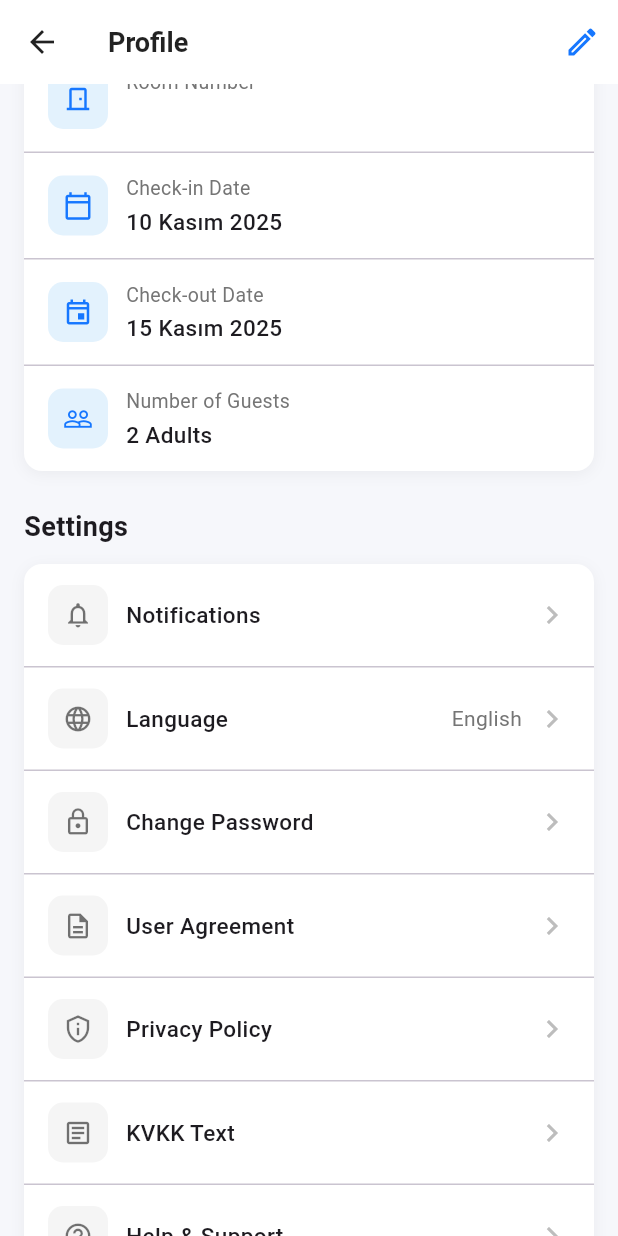
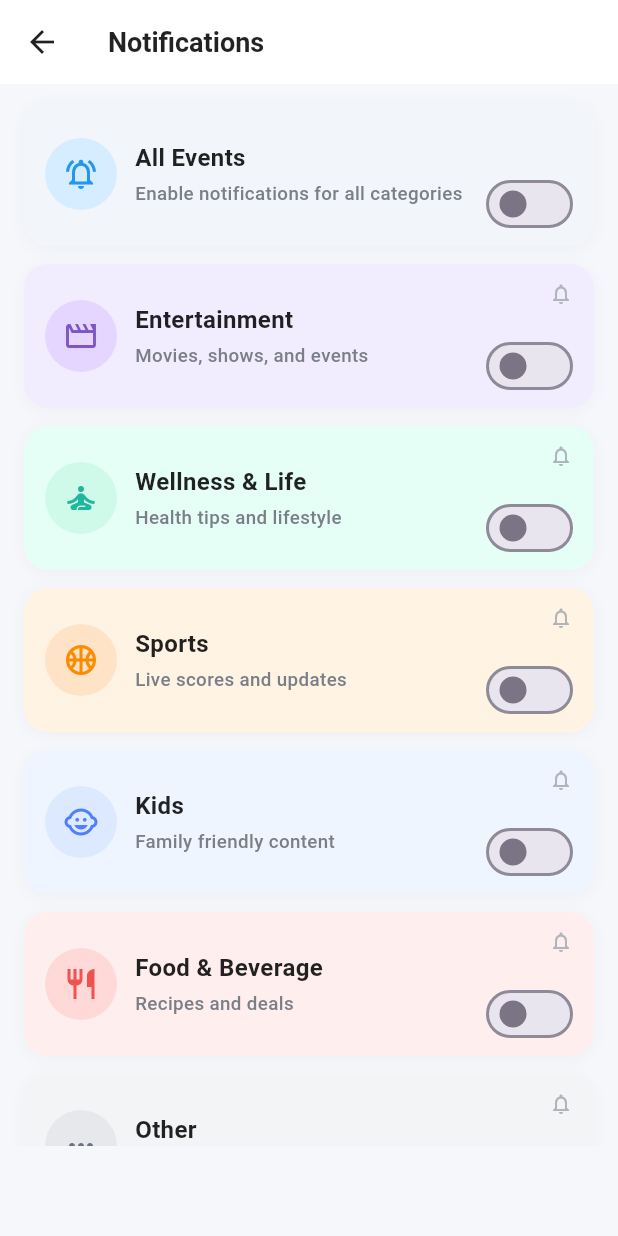
Before and after one commit to dogukandireksiz/InnJoy, a Flutter app: the ProfileScreen screen opened directly, scrolled down 576 dp, after a tap on "Notifications", on a phone screen of 412 x 824 dp. Run offline on Flutter 3.47's test engine with Material 3 defaults, Android fonts, the light colour scheme and no system bars; our stand-ins replace cloud_firestore, firebase_auth, firebase_core, font_awesome_flutter, google_fonts, google_sign_in; missing offline and left inert: flutter_facebook_auth; accounts and stored records are empty; network calls fail.

Commit message:
profildeki notification kısmı tamamlandı

```diff
--- /dev/null
+++ b/login_page/lib/screens/profile/notifications_chose_screen.dart
@@ -0,0 +1,312 @@
+import 'package:flutter/material.dart';
+
+class NotificationsChoseScreen extends StatefulWidget {
+  const NotificationsChoseScreen({super.key});
+
+  @override
+  State<NotificationsChoseScreen> createState() => _NotificationsChoseScreenState();
+}
+
+class _NotificationsChoseScreenState extends State<NotificationsChoseScreen> {
+  final List<bool> _values = List<bool>.filled(6, false);
+
+  @override
+  Widget build(BuildContext context) {
+    final bool hasAnyOn = _values.any((v) => v);
+    final bool allOn = _values.every((v) => v);
+    const labels = [
+      'Entertainment',
+      'Wellness & Life',
+      'Sports',
+      'Kids',
+      'Food & Beverage',
+      'Other',
+    ];
+    const subtitles = [
+      'Movies, shows, and events',
+      'Health tips and lifestyle',
+      'Live scores and updates',
+      'Family friendly content',
+      'Recipes and deals',
+      'Miscellaneous updates',
+    ];
+    const icons = <IconData>[
+      Icons.movie_creation_outlined,
+      Icons.self_improvement,
+      Icons.sports_basketball_outlined,
+      Icons.child_care_outlined,
+      Icons.restaurant_outlined,
+      Icons.more_horiz,
+    ];
+    final List<Color> cardBg = [
+      const Color(0xFFF2ECFF),
+      const Color(0xFFE6FFF6),
+      const Color(0xFFFFF3E4),
+      const Color(0xFFEFF5FF),
+      const Color(0xFFFFEEEE),
+      const Color(0xFFF3F4F6),
+    ];
+    final List<Color> iconBg = [
+      const Color(0xFFE5D6FF),
+      const Color(0xFFCFFAEA),
+      const Color(0xFFFFE3C6),
+      const Color(0xFFDDE9FF),
+      const Color(0xFFFFD8D8),
+      const Color(0xFFE7E8EB),
+    ];
+    final List<Color> iconFg = [
+      const Color(0xFF7E57C2),
+      const Color(0xFF21B79F),
+      const Color(0xFFFB8C00),
+      const Color(0xFF4F7FFF),
+      const Color(0xFFEF5350),
+      const Color(0xFF6B7280),
+    ];
+    return Scaffold(
+      backgroundColor: const Color(0xFFF6F7FB),
+      appBar: AppBar(
+        backgroundColor: Colors.white,
+        elevation: 0,
+        scrolledUnderElevation: 0,
+        leading: IconButton(
+          icon: const Icon(Icons.arrow_back, color: Colors.black87),
+          onPressed: () => Navigator.pop(context),
+        ),
+        title: const Text(
+          'Notifications',
+          style: TextStyle(color: Colors.black87, fontWeight: FontWeight.w600, fontSize: 18),
+        ),
+      ),
+      body: ListView.separated(
+        padding: const EdgeInsets.fromLTRB(16, 12, 16, 12),
+        itemCount: 7,
+        separatorBuilder: (_, __) => const SizedBox(height: 12),
+        itemBuilder: (context, i) {
+          if (i == 0) {
+            return _CardBlock(
+              label: 'All Events',
+              subtitle: 'Enable notifications for all categories',
+              icon: Icons.notifications_active_outlined,
+              cardColor: const Color(0xFFF2F5FA),
+              badgeColor: const Color(0xFFD6ECFF),
+              iconColor: Colors.blue,
+              value: allOn,
+              showLock: false,
+              usePurpleToggle: false,
+              onChanged: (v) => setState(() {
+                for (var idx = 0; idx < _values.length; idx++) {
+                  _values[idx] = v;
+                }
+              }),
+            );
+          }
+          final idx = i - 1;
+          return _CardBlock(
+            label: labels[idx],
+            subtitle: subtitles[idx],
+            icon: icons[idx],
+            cardColor: cardBg[idx],
+            badgeColor: iconBg[idx],
+            iconColor: iconFg[idx],
+            value: _values[idx],
+            onChanged: (v) => setState(() => _values[idx] = v),
+          );
+        },
+      ),
+      bottomNavigationBar: AnimatedSlide(
+        offset: hasAnyOn ? const Offset(0, 0) : const Offset(0, 1),
+        duration: const Duration(milliseconds: 250),
+        curve: Curves.easeOut,
+        child: AnimatedOpacity(
+          duration: const Duration(milliseconds: 250),
+          opacity: hasAnyOn ? 1 : 0,
+          child: SafeArea(
+            top: false,
+            child: Padding(
+              padding: const EdgeInsets.fromLTRB(16, 0, 16, 12),
+              child: SizedBox(
+                height: 48,
+                child: ElevatedButton(
+                  onPressed: hasAnyOn ? () => Navigator.pop(context) : null,
+                  style: ElevatedButton.styleFrom(
+                    backgroundColor: Colors.blue,
+                    foregroundColor: Colors.white,
+                    shape: RoundedRectangleBorder(
+                      borderRadius: BorderRadius.circular(12),
+                    ),
+                  ),
+                  child: const Text('Kaydet'),
+                ),
+              ),
+            ),
+          ),
+        ),
+      ),
+    );
+  }
+}
+
+class _CardBlock extends StatelessWidget {
+  final String label;
+  final String subtitle;
+  final IconData icon;
+  final Color cardColor;
+  final Color badgeColor;
+  final Color iconColor;
+  final bool value;
+  final ValueChanged<bool> onChanged;
+  final bool showLock;
+  final bool usePurpleToggle;
+
+  const _CardBlock({
+    required this.label,
+    required this.subtitle,
+    required this.icon,
+    required this.cardColor,
+    required this.badgeColor,
+    required this.iconColor,
+    required this.value,
+    required this.onChanged,
+    this.showLock = true,
+    this.usePurpleToggle = true,
+  });
+
+  @override
+  Widget build(BuildContext context) {
+    final Color activeColor = usePurpleToggle ? const Color(0xFF7E57C2) : Colors.blue;
+    return Container(
+      height: 96,
+      decoration: BoxDecoration(
+        color: cardColor,
+        borderRadius: BorderRadius.circular(16),
+        boxShadow: [
+          BoxShadow(
+            color: Colors.black.withOpacity(0.03),
+            blurRadius: 8,
+            offset: const Offset(0, 2),
+          ),
+        ],
+      ),
+      padding: const EdgeInsets.symmetric(horizontal: 14, vertical: 12),
+      child: Row(
+        crossAxisAlignment: CrossAxisAlignment.stretch,
+        children: [
+          Container(
+            width: 48,
+            height: 48,
+            decoration: BoxDecoration(
+              color: badgeColor,
+              shape: BoxShape.circle,
+            ),
+            child: Icon(icon, color: iconColor),
+          ),
+          const SizedBox(width: 12),
+          Expanded(
+            child: Column(
+              crossAxisAlignment: CrossAxisAlignment.start,
+              mainAxisAlignment: MainAxisAlignment.center,
+              children: [
+                Text(
+                  label,
+                  style: const TextStyle(
+                    color: Colors.black87,
+                    fontSize: 16,
+                    fontWeight: FontWeight.w700,
+                  ),
+                ),
+                const SizedBox(height: 4),
+                Text(
+                  subtitle,
+                  maxLines: 1,
+                  overflow: TextOverflow.ellipsis,
+                  style: const TextStyle(
+                    color: Color(0xFF7A7F87),
+                    fontSize: 12.5,
+                    fontWeight: FontWeight.w500,
+                  ),
+                ),
+              ],
+            ),
+          ),
+          const SizedBox(width: 12),
+          Column(
+            crossAxisAlignment: CrossAxisAlignment.end,
+            children: [
+              if (showLock)
+                TweenAnimationBuilder<Color?>(
+                  duration: const Duration(milliseconds: 220),
+                  tween: ColorTween(
+                    begin: const Color(0xFFB0B4BB),
+                    end: value ? activeColor : const Color(0xFFB0B4BB),
+                  ),
+                  builder: (context, color, _) => Icon(
+                    Icons.notifications_none,
+                    size: 16,
+                    color: color,
+                  ),
+                )
+              else
+                const SizedBox(height: 16),
+              const Spacer(),
+              _Toggle(
+                value: value,
+                onChanged: onChanged,
+                purpleTheme: usePurpleToggle,
+              ),
+            ],
+          )
+        ],
+      ),
+    );
+  }
+}
+
+class _Toggle extends StatelessWidget {
+  final bool value;
+  final ValueChanged<bool> onChanged;
+  final bool purpleTheme;
+
+  const _Toggle({required this.value, required this.onChanged, this.purpleTheme = false});
+
+  @override
+  Widget build(BuildContext context) {
+    return GestureDetector(
+      onTap: () => onChanged(!value),
+      child: AnimatedContainer(
+        duration: const Duration(milliseconds: 220),
+        width: 58,
+        height: 32,
+        decoration: BoxDecoration(
+          color: value
+              ? (purpleTheme ? const Color(0xFFDAD4FF) : Colors.blue.shade200)
+              : const Color(0xFFE9E5EF),
+          borderRadius: BorderRadius.circular(20),
+          border: Border.all(
+            color: value
+                ? (purpleTheme ? const Color(0xFF7E57C2) : Colors.blue)
+                : const Color(0xFF8E8A98),
+            width: 2,
+          ),
+        ),
+        child: AnimatedAlign(
+          duration: const Duration(milliseconds: 220),
+          alignment: value ? Alignment.centerRight : Alignment.centerLeft,
+          child: Padding(
+            padding: const EdgeInsets.symmetric(horizontal: 7),
+            child: AnimatedContainer(
+              duration: const Duration(milliseconds: 220),
+              width: 18,
+              height: 18,
+              decoration: BoxDecoration(
+                color: value
+                    ? (purpleTheme ? const Color(0xFF7E57C2) : Colors.blue)
+                    : const Color(0xFF7A7484),
+                shape: BoxShape.circle,
+              ),
+            ),
+          ),
+        ),
+      ),
+    );
+  }
+}
--- a/login_page/lib/screens/profile/profile_screen.dart
+++ b/login_page/lib/screens/profile/profile_screen.dart
@@ -7,6 +7,7 @@ import '../../utils/custom_dialog.dart';
 import '../legal/legal_constants.dart';
 import '../legal/legal_document_screen.dart';
 import 'package:login_page/service/database_service.dart';
+import './notifications_chose_screen.dart';
 
 class ProfileScreen extends StatefulWidget {
   const ProfileScreen({super.key});
@@ -253,7 +254,14 @@ class _ProfileScreenState extends State<ProfileScreen> {
                       _SettingsItem(
                         icon: Icons.notifications_outlined,
                         label: 'Notifications',
-                        onTap: () {},
+                        onTap: () {
+                          Navigator.push(
+                            context,
+                            MaterialPageRoute(
+                              builder: (_) => const NotificationsChoseScreen(),
+                            ),
+                          );
+                        },
                       ),
                       const Divider(height: 1),
                       _SettingsItem(
```
